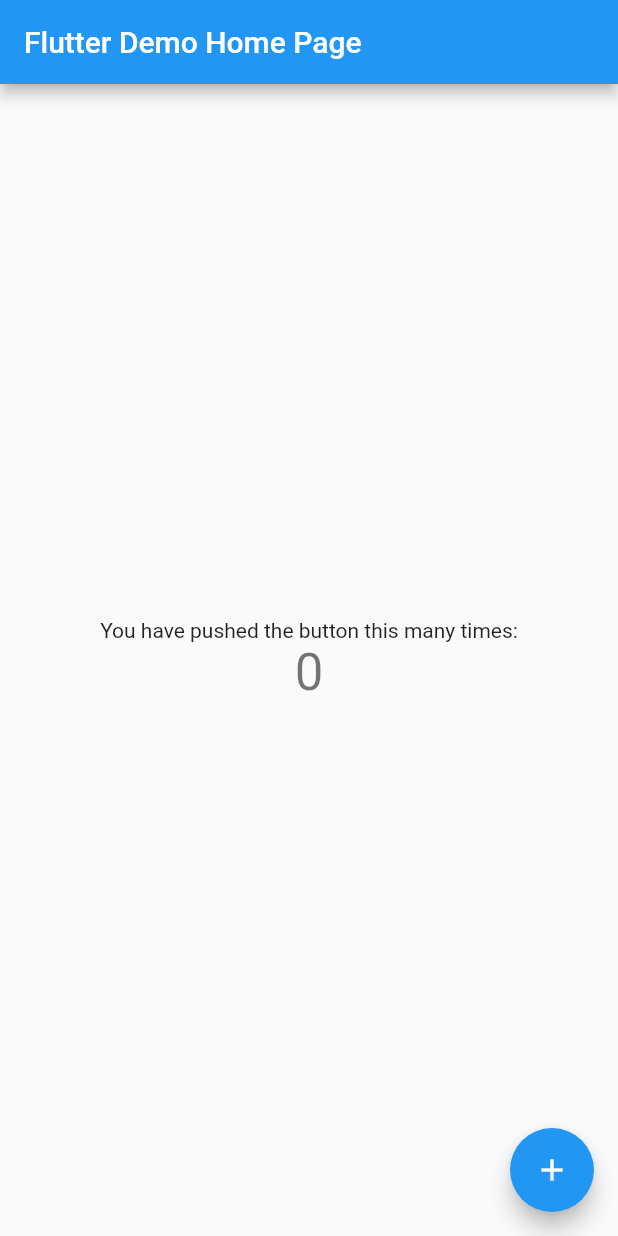
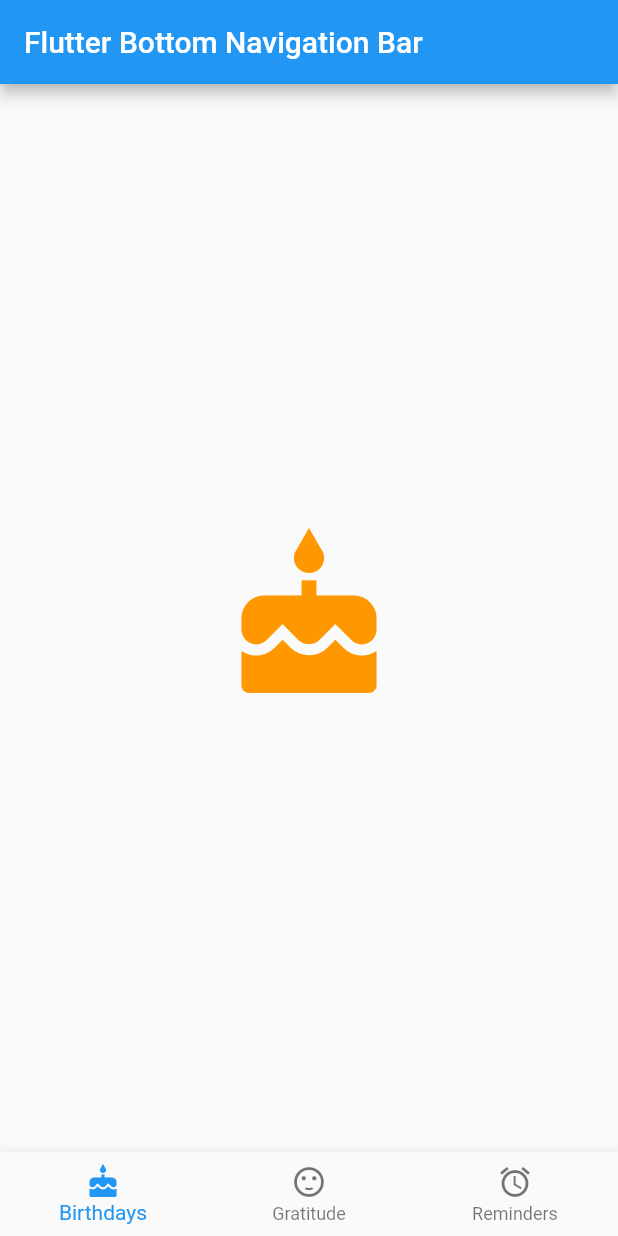
Before and after one commit to RaphAlemoh/navigation_in_flutter, a Flutter app: the screen it shows after launch, on a phone screen of 412 x 824 dp. Run offline on Flutter 3.47's test engine with Material 2 defaults, Android fonts, the phone set to English and light mode, and no system bars.

Commit message:
BottomNavigationBar

```diff
--- a/lib/main.dart
+++ b/lib/main.dart
@@ -1,117 +1,19 @@
 import 'package:flutter/material.dart';
+import 'pages/home.dart';
 
-void main() {
-  runApp(MyApp());
-}
+void main() => runApp(MyApp());
 
 class MyApp extends StatelessWidget {
-  // This widget is the root of your application.
   @override
   Widget build(BuildContext context) {
     return MaterialApp(
-      title: 'Flutter Demo',
+      debugShowCheckedModeBanner: false,
+      title: 'Flutter Bottom Navigation',
       theme: ThemeData(
-        // This is the theme of your application.
-        //
-        // Try running your application with "flutter run". You'll see the
-        // application has a blue toolbar. Then, without quitting the app, try
-        // changing the primarySwatch below to Colors.green and then invoke
-        // "hot reload" (press "r" in the console where you ran "flutter run",
-        // or simply save your changes to "hot reload" in a Flutter IDE).
-        // Notice that the counter didn't reset back to zero; the application
-        // is not restarted.
         primarySwatch: Colors.blue,
-        // This makes the visual density adapt to the platform that you run
-        // the app on. For desktop platforms, the controls will be smaller and
-        // closer together (more dense) than on mobile platforms.
         visualDensity: VisualDensity.adaptivePlatformDensity,
       ),
-      home: MyHomePage(title: 'Flutter Demo Home Page'),
+      home: Home(),
     );
   }
 }
-
-class MyHomePage extends StatefulWidget {
-  MyHomePage({Key key, this.title}) : super(key: key);
-
-  // This widget is the home page of your application. It is stateful, meaning
-  // that it has a State object (defined below) that contains fields that affect
-  // how it looks.
-
-  // This class is the configuration for the state. It holds the values (in this
-  // case the title) provided by the parent (in this case the App widget) and
-  // used by the build method of the State. Fields in a Widget subclass are
-  // always marked "final".
-
-  final String title;
-
-  @override
-  _MyHomePageState createState() => _MyHomePageState();
-}
-
-class _MyHomePageState extends State<MyHomePage> {
-  int _counter = 0;
-
-  void _incrementCounter() {
-    setState(() {
-      // This call to setState tells the Flutter framework that something has
-      // changed in this State, which causes it to rerun the build method below
-      // so that the display can reflect the updated values. If we changed
-      // _counter without calling setState(), then the build method would not be
-      // called again, and so nothing would appear to happen.
-      _counter++;
-    });
-  }
-
-  @override
-  Widget build(BuildContext context) {
-    // This method is rerun every time setState is called, for instance as done
-    // by the _incrementCounter method above.
-    //
-    // The Flutter framework has been optimized to make rerunning build methods
-    // fast, so that you can just rebuild anything that needs updating rather
-    // than having to individually change instances of widgets.
-    return Scaffold(
-      appBar: AppBar(
-        // Here we take the value from the MyHomePage object that was created by
-        // the App.build method, and use it to set our appbar title.
-        title: Text(widget.title),
-      ),
-      body: Center(
-        // Center is a layout widget. It takes a single child and positions it
-        // in the middle of the parent.
-        child: Column(
-          // Column is also a layout widget. It takes a list of children and
-          // arranges them vertically. By default, it sizes itself to fit its
-          // children horizontally, and tries to be as tall as its parent.
-          //
-          // Invoke "debug painting" (press "p" in the console, choose the
-          // "Toggle Debug Paint" action from the Flutter Inspector in Android
-          // Studio, or the "Toggle Debug Paint" command in Visual Studio Code)
-          // to see the wireframe for each widget.
-          //
-          // Column has various properties to control how it sizes itself and
-          // how it positions its children. Here we use mainAxisAlignment to
-          // center the children vertically; the main axis here is the vertical
-          // axis because Columns are vertical (the cross axis would be
-          // horizontal).
-          mainAxisAlignment: MainAxisAlignment.center,
-          children: <Widget>[
-            Text(
-              'You have pushed the button this many times:',
-            ),
-            Text(
-              '$_counter',
-              style: Theme.of(context).textTheme.headline4,
-            ),
-          ],
-        ),
-      ),
-      floatingActionButton: FloatingActionButton(
-        onPressed: _incrementCounter,
-        tooltip: 'Increment',
-        child: Icon(Icons.add),
-      ), // This trailing comma makes auto-formatting nicer for build methods.
-    );
-  }
-}
--- /dev/null
+++ b/lib/pages/birthdays.dart
@@ -0,0 +1,16 @@
+import 'package:flutter/material.dart';
+
+class Birthdays extends StatelessWidget {
+  @override
+  Widget build(BuildContext context) {
+    return Scaffold(
+        body: Center(
+          child: Icon(
+              Icons.cake,
+              size: 120.0,
+              color: Colors.orange,
+          ),
+        ),
+    );
+  }
+}
--- /dev/null
+++ b/lib/pages/gratitude.dart
@@ -0,0 +1,17 @@
+import 'package:flutter/material.dart';
+
+
+class Gratitude extends StatelessWidget {
+  @override
+  Widget build(BuildContext context) {
+    return Scaffold(
+      body: Center(
+        child: Icon(
+          Icons.sentiment_satisfied,
+          size: 120.0,
+          color: Colors.green,
+        ),
+      ),
+    );
+  }
+}
--- /dev/null
+++ b/lib/pages/home.dart
@@ -0,0 +1,74 @@
+import 'package:flutter/material.dart';
+import 'gratitude.dart';
+import 'reminders.dart';
+import 'birthdays.dart';
+
+class Home extends StatefulWidget {
+  @override
+  _HomeState createState() => _HomeState();
+}
+
+class _HomeState extends State<Home> {
+
+  int _currentIndex = 0;
+  List _listPages = List();
+  Widget _currentPage;
+
+
+      @override
+      void initState() {
+      super.initState();
+      _listPages
+      ..add(Birthdays())
+      ..add(Gratitude())
+      ..add(Reminders());
+      _currentPage = Birthdays();
+      }
+
+
+    void _changePage(int selectedIndex) {
+      setState(() {
+      _currentIndex = selectedIndex;
+      _currentPage = _listPages[selectedIndex];
+      });
+    }
+
+
+  @override
+  Widget build(BuildContext context) {
+    return Scaffold(
+        appBar: AppBar(
+        title: Text('Flutter Bottom Navigation Bar'),
+        ),
+        body: SafeArea(
+          child: Padding(
+          padding: const EdgeInsets.all(16.0),
+          child: _currentPage,
+          ),
+        ),
+
+      bottomNavigationBar: BottomNavigationBar(
+      currentIndex: _currentIndex,
+      items: [
+      BottomNavigationBarItem(
+          icon: Icon(Icons.cake),
+          // ignore: deprecated_member_use
+          title: Text('Birthdays'),
+      ),
+      BottomNavigationBarItem(
+          icon: Icon(Icons.sentiment_satisfied),
+          // ignore: deprecated_member_use
+          title: Text('Gratitude'),
+      ),
+      BottomNavigationBarItem(
+          icon: Icon(Icons.access_alarm),
+          // ignore: deprecated_member_use
+          title: Text('Reminders'),
+      ),
+      ],
+      onTap: (selectedIndex) => _changePage(selectedIndex),
+      ),
+      );
+  }
+
+}
--- /dev/null
+++ b/lib/pages/reminders.dart
@@ -0,0 +1,16 @@
+import 'package:flutter/material.dart';
+
+class Reminders extends StatelessWidget {
+  @override
+  Widget build(BuildContext context) {
+    return Scaffold(
+      body: Center(
+        child: Icon(
+          Icons.access_alarm,
+          size: 120.0,
+          color: Colors.purple,
+        ),
+      ),
+    );
+  }
+}
```
Also changed, not shown: 1 other file.
